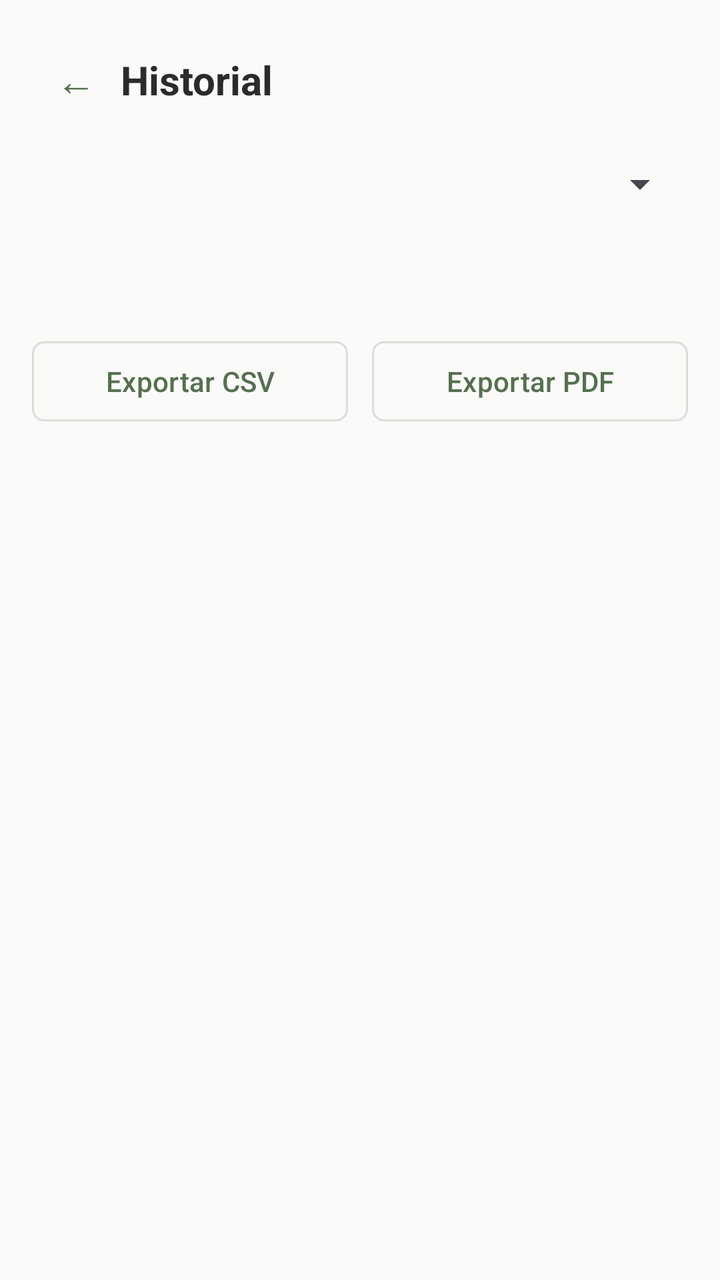
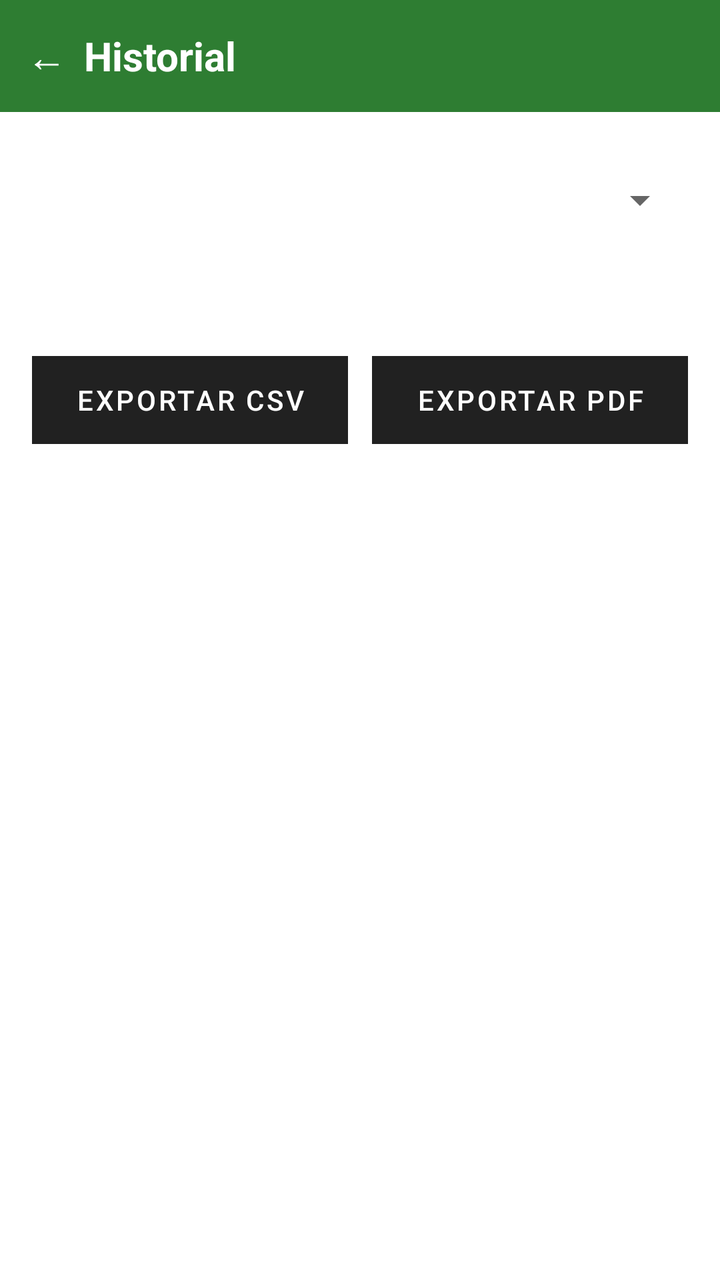

Two renders of the same Android screen: before a commit and after it. Below are the layout's source before the change and the commit's diff.
<!-- AndroidManifest.xml: application theme Theme.PaltaScan -->
<!-- res/layout/activity_historial.xml -->
<?xml version="1.0" encoding="utf-8"?>
<LinearLayout xmlns:android="http://schemas.android.com/apk/res/android"
    android:layout_width="match_parent"
    android:layout_height="match_parent"
    android:background="@color/fondo"
    android:orientation="vertical"
    android:padding="16dp">

    <LinearLayout
        android:layout_width="match_parent"
        android:layout_height="wrap_content"
        android:gravity="center_vertical">

        <Button
            android:id="@+id/botonAtras"
            style="@style/Widget.Material3.Button.TextButton"
            android:layout_width="wrap_content"
            android:layout_height="wrap_content"
            android:minWidth="0dp"
            android:text="←"
            android:textSize="20sp" />

        <TextView
            android:layout_width="wrap_content"
            android:layout_height="wrap_content"
            android:text="@string/historial"
            android:textColor="@color/texto"
            android:textSize="20sp"
            android:textStyle="bold" />
    </LinearLayout>

    <Spinner
        android:id="@+id/selectorLote"
        android:layout_width="match_parent"
        android:layout_height="48dp"
        android:layout_marginTop="4dp" />

    <TextView
        android:id="@+id/textoResumen"
        style="@style/Valor"
        android:layout_width="match_parent"
        android:layout_height="wrap_content"
        android:layout_marginTop="6dp"
        android:textSize="14sp" />

    <TextView
        android:id="@+id/textoMadurez"
        style="@style/Etiqueta"
        android:layout_width="match_parent"
        android:layout_height="wrap_content" />

    <LinearLayout
        android:layout_width="match_parent"
        android:layout_height="wrap_content"
        android:layout_marginTop="8dp">

        <Button
            android:id="@+id/botonCsv"
            style="@style/BotonBorde"
            android:layout_width="0dp"
            android:layout_height="wrap_content"
            android:layout_marginEnd="6dp"
            android:layout_weight="1"
            android:text="@string/exportar_csv" />

        <Button
            android:id="@+id/botonPdf"
            style="@style/BotonBorde"
            android:layout_width="0dp"
            android:layout_height="wrap_content"
            android:layout_marginStart="6dp"
            android:layout_weight="1"
            android:text="@string/exportar_pdf" />
    </LinearLayout>

    <TextView
        android:id="@+id/textoVacio"
        style="@style/Etiqueta"
        android:layout_width="match_parent"
        android:layout_height="wrap_content"
        android:layout_marginTop="16dp"
        android:text="@string/historial_vacio"
        android:visibility="gone" />

    <androidx.recyclerview.widget.RecyclerView
        android:id="@+id/lista"
        android:layout_width="match_parent"
        android:layout_height="0dp"
        android:layout_marginTop="8dp"
        android:layout_weight="1" />
</LinearLayout>
<!-- resources referenced by this layout -->
<resources>
  <color name="fondo">#FAFAF8</color>
  <color name="texto">#2B2B2B</color>
  <string name="exportar_csv">Exportar CSV</string>
  <string name="exportar_pdf">Exportar PDF</string>
  <string name="historial">Historial</string>
  <string name="historial_vacio">Todavía no hay análisis.</string>
  <style name="BotonBorde" parent="Widget.Material3.Button.OutlinedButton">
          <item name="cornerRadius">6dp</item>
      </style>
  <style name="Etiqueta">
          <item name="android:textColor">@color/texto_suave</item>
          <item name="android:textSize">13sp</item>
      </style>
  <style name="Valor">
          <item name="android:textColor">@color/texto</item>
          <item name="android:textSize">16sp</item>
      </style>
  <style name="Theme.PaltaScan" parent="Theme.Material3.Light.NoActionBar">
          <item name="colorPrimary">@color/primario</item>
          <item name="colorOnPrimary">#FFFFFF</item>
          <item name="colorPrimaryContainer">#E6EBE4</item>
          <item name="colorOnPrimaryContainer">@color/texto</item>
          <item name="colorSecondaryContainer">#E6EBE4</item>
          <item name="android:colorBackground">@color/fondo</item>
          <item name="colorSurface">@color/fondo</item>
          <item name="colorOnSurface">@color/texto</item>
          <item name="colorOutline">@color/linea</item>
          <item name="android:statusBarColor">@color/fondo</item>
          <item name="android:windowLightStatusBar">true</item>
          <item name="android:navigationBarColor">@color/fondo</item>
          <item name="android:windowLightNavigationBar">true</item>
      </style>
  <color name="texto_suave">#6B6B6B</color>
  <color name="primario">#55704F</color>
  <color name="linea">#DDDDD8</color>
</resources>

<!-- the commit's change to res/layout/activity_historial.xml (unified diff, before → after) -->
@@ -2,32 +2,42 @@
 <LinearLayout xmlns:android="http://schemas.android.com/apk/res/android"
     android:layout_width="match_parent"
     android:layout_height="match_parent"
-    android:background="@color/fondo"
-    android:orientation="vertical"
-    android:padding="16dp">
+    android:background="@color/primario_oscuro"
+    android:orientation="vertical">
 
     <LinearLayout
+        style="@style/Barra"
         android:layout_width="match_parent"
         android:layout_height="wrap_content"
+        android:paddingStart="4dp"
+        android:paddingTop="4dp"
+        android:paddingBottom="4dp"
         android:gravity="center_vertical">
 
         <Button
             android:id="@+id/botonAtras"
-            style="@style/Widget.Material3.Button.TextButton"
+            style="@style/Widget.MaterialComponents.Button.TextButton"
             android:layout_width="wrap_content"
             android:layout_height="wrap_content"
             android:minWidth="0dp"
             android:text="←"
+            android:textColor="#FFFFFF"
             android:textSize="20sp" />
 
         <TextView
+            style="@style/TituloBarra"
             android:layout_width="wrap_content"
             android:layout_height="wrap_content"
-            android:text="@string/historial"
-            android:textColor="@color/texto"
-            android:textSize="20sp"
-            android:textStyle="bold" />
+            android:text="@string/historial" />
     </LinearLayout>
+
+    <LinearLayout
+        android:layout_width="match_parent"
+        android:layout_height="0dp"
+        android:layout_weight="1"
+        android:background="@color/fondo"
+        android:orientation="vertical"
+        android:padding="16dp">
 
     <Spinner
         android:id="@+id/selectorLote"
@@ -88,4 +98,5 @@
         android:layout_height="0dp"
         android:layout_marginTop="8dp"
         android:layout_weight="1" />
+    </LinearLayout>
 </LinearLayout>
<!-- resource entries referenced after the edit -->
@@ -1,39 +1,59 @@
 <!-- resources referenced by this layout -->
 <resources>
-  <color name="fondo">#FAFAF8</color>
-  <color name="texto">#2B2B2B</color>
+  <color name="fondo">#FFFFFF</color>
+  <color name="primario_oscuro">#1B5E20</color>
+  <color name="texto">#000000</color>
+  <style name="Recto">
+          <item name="cornerSize">0dp</item>
+      </style>
   <string name="exportar_csv">Exportar CSV</string>
   <string name="exportar_pdf">Exportar PDF</string>
   <string name="historial">Historial</string>
   <string name="historial_vacio">Todavía no hay análisis.</string>
-  <style name="BotonBorde" parent="Widget.Material3.Button.OutlinedButton">
-          <item name="cornerRadius">6dp</item>
+  <style name="Barra">
+          <item name="android:background">@color/primario</item>
+          <item name="android:paddingStart">16dp</item>
+          <item name="android:paddingEnd">16dp</item>
+          <item name="android:paddingTop">12dp</item>
+          <item name="android:paddingBottom">12dp</item>
+      </style>
+  <style name="BotonBorde" parent="Widget.MaterialComponents.Button.UnelevatedButton">
+          <item name="cornerRadius">0dp</item>
+          <item name="backgroundTint">#212121</item>
+          <item name="android:textColor">#FFFFFF</item>
+          <item name="android:insetTop">2dp</item>
+          <item name="android:insetBottom">2dp</item>
       </style>
   <style name="Etiqueta">
           <item name="android:textColor">@color/texto_suave</item>
-          <item name="android:textSize">13sp</item>
+          <item name="android:textSize">14sp</item>
+      </style>
+  <style name="TituloBarra">
+          <item name="android:textColor">#FFFFFF</item>
+          <item name="android:textSize">20sp</item>
+          <item name="android:textStyle">bold</item>
       </style>
   <style name="Valor">
           <item name="android:textColor">@color/texto</item>
           <item name="android:textSize">16sp</item>
       </style>
-  <style name="Theme.PaltaScan" parent="Theme.Material3.Light.NoActionBar">
+  <style name="Theme.PaltaScan" parent="Theme.MaterialComponents.Light.NoActionBar">
           <item name="colorPrimary">@color/primario</item>
+          <item name="colorPrimaryVariant">@color/primario_oscuro</item>
           <item name="colorOnPrimary">#FFFFFF</item>
-          <item name="colorPrimaryContainer">#E6EBE4</item>
-          <item name="colorOnPrimaryContainer">@color/texto</item>
-          <item name="colorSecondaryContainer">#E6EBE4</item>
+          <item name="colorSecondary">@color/primario</item>
+          <item name="colorOnSecondary">#FFFFFF</item>
           <item name="android:colorBackground">@color/fondo</item>
           <item name="colorSurface">@color/fondo</item>
           <item name="colorOnSurface">@color/texto</item>
-          <item name="colorOutline">@color/linea</item>
-          <item name="android:statusBarColor">@color/fondo</item>
-          <item name="android:windowLightStatusBar">true</item>
-          <item name="android:navigationBarColor">@color/fondo</item>
-          <item name="android:windowLightNavigationBar">true</item>
+          <item name="shapeAppearanceSmallComponent">@style/Recto</item>
+          <item name="shapeAppearanceMediumComponent">@style/Recto</item>
+          <item name="shapeAppearanceLargeComponent">@style/Recto</item>
+          <item name="android:statusBarColor">@color/primario_oscuro</item>
+          <item name="android:windowLightStatusBar">false</item>
+          <item name="android:navigationBarColor">#000000</item>
       </style>
-  <color name="texto_suave">#6B6B6B</color>
-  <color name="primario">#55704F</color>
-  <color name="linea">#DDDDD8</color>
+  <color name="texto_suave">#555555</color>
+  <color name="primario">#2E7D32</color>
 </resources>
 
